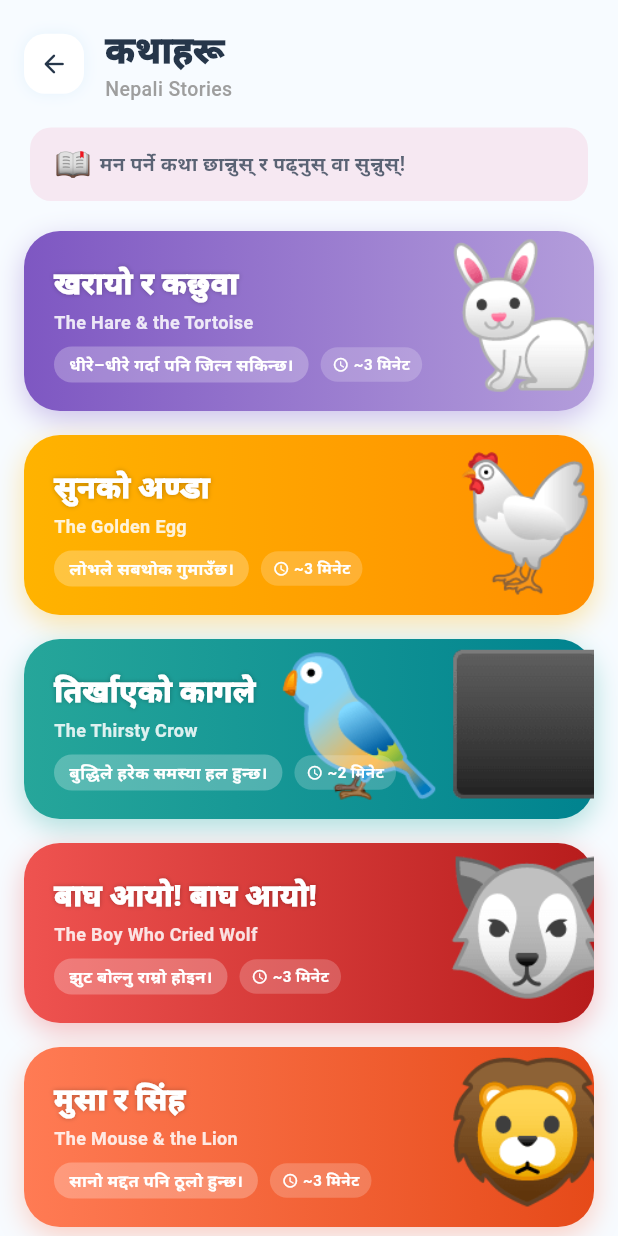
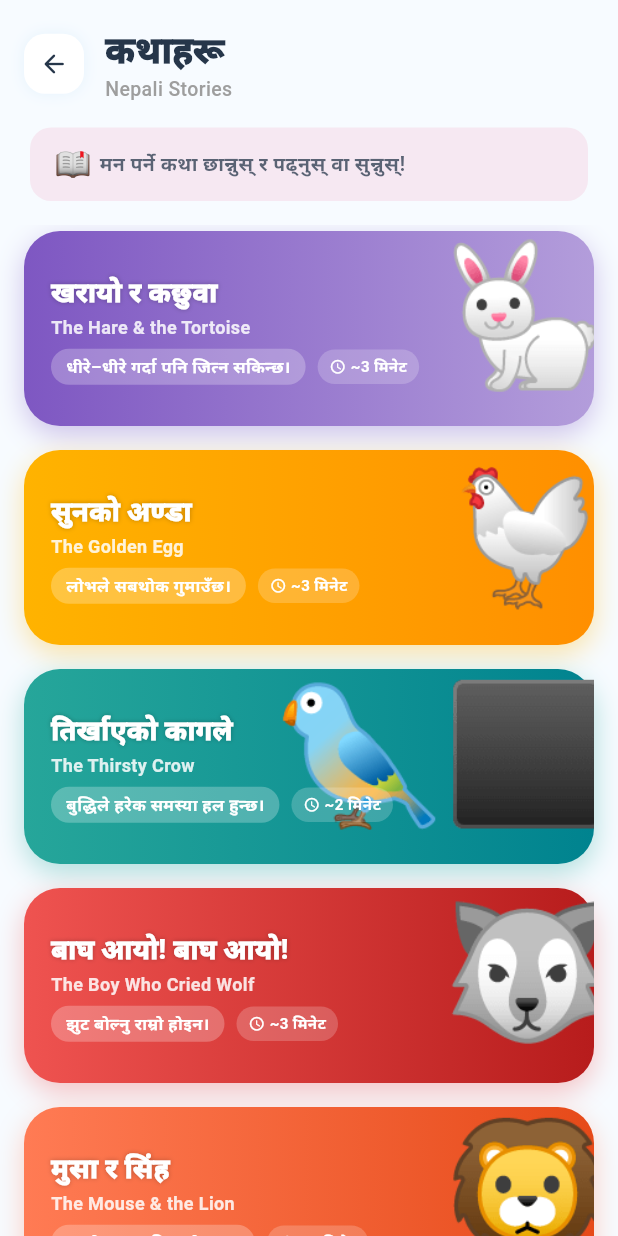
Before and after one commit to SubodhCraft/Nepali_LMS_Kids, a Flutter app: the StoriesListScreen screen opened by its route, on a phone screen of 412 x 824 dp. Run offline on Flutter 3.47's test engine with Material 3 defaults, Android fonts, the phone set to English and light mode, and no system bars; our stand-ins replace flutter_riverpod, flutter_tts, go_router, shared_preferences, supabase_flutter; accounts and stored records are empty; Roboto replaces fonts that are missing (Nunito).

Commit message:
fixed story card overflow, silenced Android back gesture warnings, cleaned up terminal log noise

```diff
--- a/lib/features/stories/presentation/screens/stories_list_screen.dart
+++ b/lib/features/stories/presentation/screens/stories_list_screen.dart
@@ -120,7 +120,7 @@ class _StoryCard extends StatelessWidget {
     return GestureDetector(
       onTap: onTap,
       child: Container(
-        height: 120,
+        height: 130,
         decoration: BoxDecoration(
           gradient: LinearGradient(
             begin: Alignment.centerLeft,
@@ -142,7 +142,7 @@ class _StoryCard extends StatelessWidget {
             ),
             // Content
             Padding(
-              padding: const EdgeInsets.all(20),
+              padding: const EdgeInsets.fromLTRB(18, 14, 18, 14),
               child: Column(
                 crossAxisAlignment: CrossAxisAlignment.start,
                 mainAxisAlignment: MainAxisAlignment.center,
@@ -151,12 +151,12 @@ class _StoryCard extends StatelessWidget {
                     story.titleNepali,
                     style: const TextStyle(
                       color: Colors.white,
-                      fontSize: 20,
+                      fontSize: 18,
                       fontWeight: FontWeight.w900,
                       shadows: [Shadow(blurRadius: 4, color: Colors.black26)],
                     ),
                   ),
-                  const SizedBox(height: 2),
+                  const SizedBox(height: 1),
                   Text(
                     story.titleEnglish,
                     style: TextStyle(
@@ -165,7 +165,7 @@ class _StoryCard extends StatelessWidget {
                       fontWeight: FontWeight.w600,
                     ),
                   ),
-                  const SizedBox(height: 8),
+                  const SizedBox(height: 6),
                   Row(
                     children: [
                       Container(
```
Also changed, not shown: lib/main.dart (+14 -0 lines), 1 other file.
